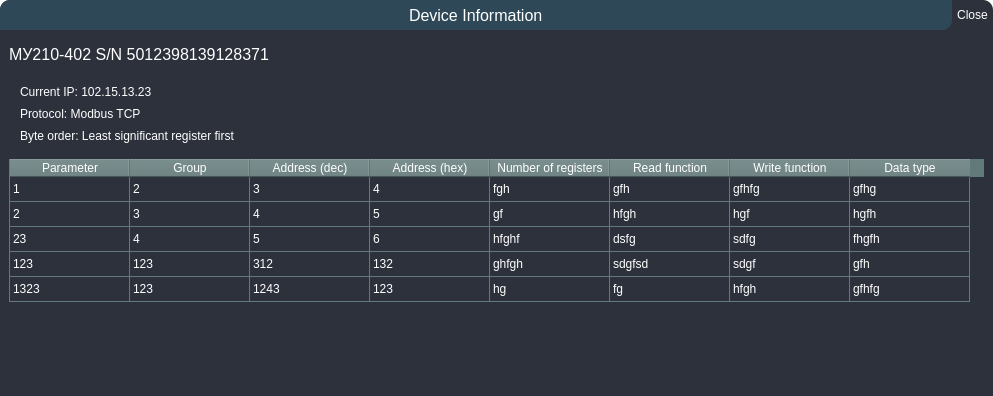
romangolovkou/AQteck_toolMAX, file UI/forms/DeviceParamListWindow.ui: the form before one commit.
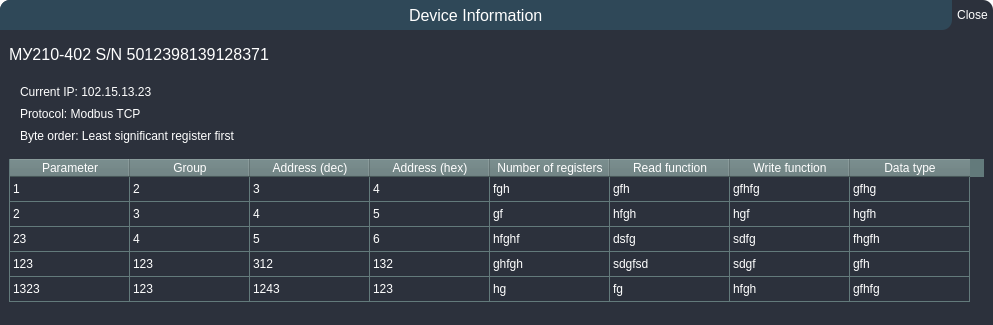
The form after the commit. Custom widgets are drawn as their Qt base class.

Commit message: New Param list window Just try resize any column and enjoy it

Patch:
```diff
--- a/UI/forms/DeviceParamListWindow.ui
+++ b/UI/forms/DeviceParamListWindow.ui
@@ -7,9 +7,15 @@
     <x>0</x>
     <y>0</y>
     <width>979</width>
-    <height>396</height>
+    <height>325</height>
    </rect>
   </property>
+  <property name="sizePolicy">
+   <sizepolicy hsizetype="Fixed" vsizetype="Fixed">
+    <horstretch>0</horstretch>
+    <verstretch>0</verstretch>
+   </sizepolicy>
+  </property>
   <property name="windowTitle">
    <string>Form</string>
   </property>
```
The commit also changes 3 other files.
